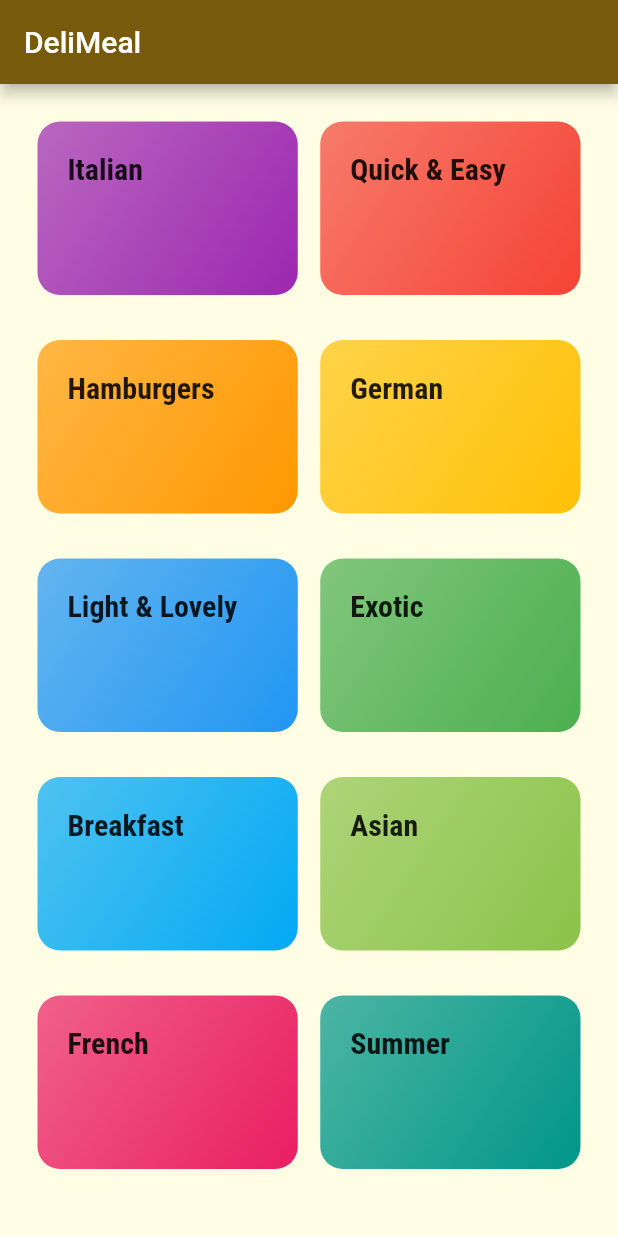
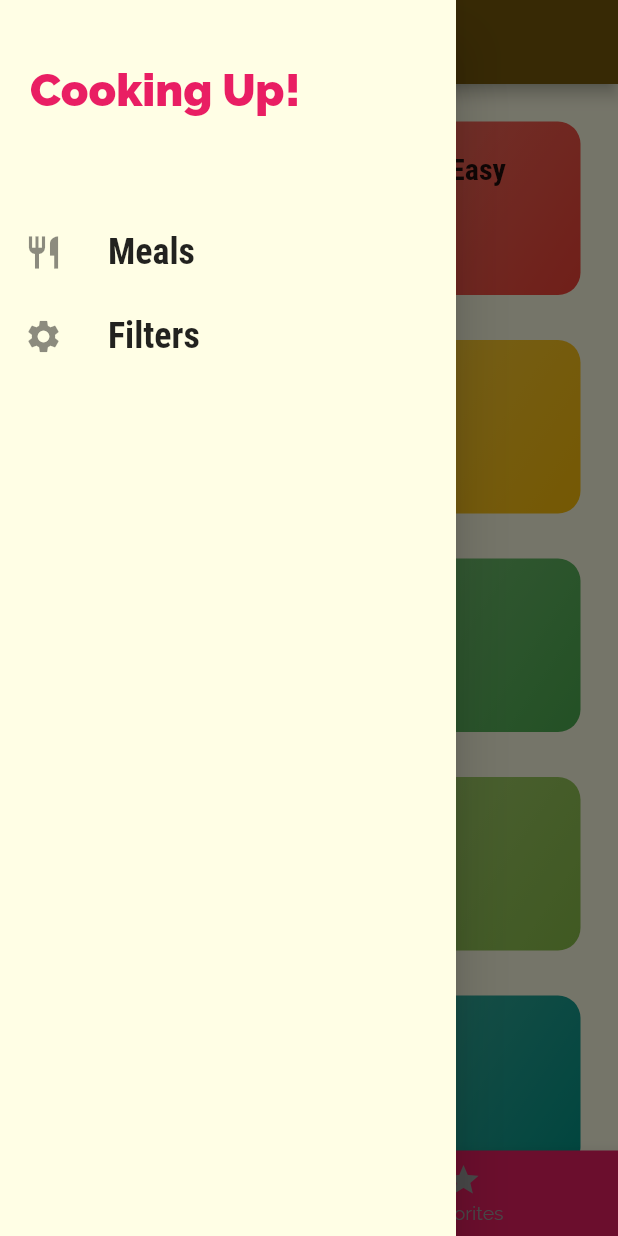
Before and after one commit to wcares/FlutterMealApp, a Flutter app: the screen it shows after launch, with the side drawer open (before the commit the screen has no drawer), on a phone screen of 412 x 824 dp. Run offline on Flutter 3.47's test engine with Material 2 defaults, Android fonts, the phone set to English and light mode, and no system bars.

Commit message:
Added more required Screens, minor fixes and finishing touch

```diff
--- a/lib/main.dart
+++ b/lib/main.dart
@@ -1,12 +1,73 @@
 import 'package:flutter/material.dart';
+import 'package:meal_app/dummy_data.dart';
+import 'package:meal_app/screens/filters_screen.dart';
 import './screens/categories_screen.dart';
 import './screens/category_meals_screen.dart';
 import './screens/meal_detail_screen.dart';
+import './screens/tabs_screen.dart';
+import './models/meal.dart';
 
 void main() => runApp(const MyApp());
 
-class MyApp extends StatelessWidget {
+class MyApp extends StatefulWidget {
   const MyApp({Key key}) : super(key: key);
+
+  @override
+  State<MyApp> createState() => _MyAppState();
+}
+
+class _MyAppState extends State<MyApp> {
+  Map<String, bool> _filters = {
+    "gluten": false,
+    "lactose": false,
+    "vegan": false,
+    "vegetarian": false,
+  };
+
+  List<Meal> _availableMeals = DUMMY_MEALS;
+  List<Meal> _favoriteMeals = [];
+
+  void _setFilters(Map<String, bool> filterData) {
+    setState(() {
+      _filters = filterData;
+
+      _availableMeals = DUMMY_MEALS.where((meal) {
+        if (_filters["gluten"] && !meal.isGlutenFree) {
+          return false;
+        }
+        if (_filters["lactose"] && !meal.isLactoseFree) {
+          return false;
+        }
+        if (_filters["vegan"] && !meal.isVegan) {
+          return false;
+        }
+        if (_filters["vegetarian"] && !meal.isVegetarian) {
+          return false;
+        }
+        return true;
+      }).toList();
+    });
+  }
+
+  void _toggleFavorite(String mealId) {
+    final existingIndex =
+        _favoriteMeals.indexWhere((meal) => meal.id == mealId);
+    if (existingIndex >= 0) {
+      setState(() {
+        _favoriteMeals.removeAt(existingIndex);
+      });
+    } else {
+      setState(() {
+        _favoriteMeals.add(
+          DUMMY_MEALS.firstWhere((meal) => meal.id == mealId),
+        );
+      });
+    }
+  }
+
+  bool _isMealFavorite(String id) {
+    return _favoriteMeals.any((meal) => meal.id == id);
+  }
 
   @override
   Widget build(BuildContext context) {
@@ -33,9 +94,26 @@ class MyApp extends StatelessWidget {
       // home: CategoriesScreen(),
       initialRoute: '/', // default is '/'
       routes: {
-        '/': (ctx) => const CategoriesScreen(),
-        CategoryMealsScreen.routeName: (ctx) => const CategoryMealsScreen(),
-        MealDetailScreen.routeName: (ctx) => const MealDetailScreen(),
+        '/': (ctx) => TabsScreen(_favoriteMeals),
+        CategoryMealsScreen.routeName: (ctx) =>
+            CategoryMealsScreen(_availableMeals),
+        MealDetailScreen.routeName: (ctx) =>
+            MealDetailScreen(_toggleFavorite, _isMealFavorite),
+        FilterScreen.routeName: (ctx) => FilterScreen(_filters, _setFilters),
+      },
+      // onGenerateRoute: (settings) {
+      //   print(settings.arguments);
+      //   // if (settings.name == '/meal-detal') {
+      //   //   return ....
+      //   // } else if (settings.name == '/something-else') {
+      //   //   return ...
+      //   // }
+      //   // return MaterialPageRoute(
+      //   //   builder: (ctx) => const CategoriesScreen(),
+      //   // );
+      // },
+      onUnknownRoute: (settings) {
+        return MaterialPageRoute(builder: (ctx) => const CategoriesScreen());
       },
     );
   }
--- a/lib/screens/categories_screen.dart
+++ b/lib/screens/categories_screen.dart
@@ -8,11 +8,7 @@ class CategoriesScreen extends StatelessWidget {
 
   @override
   Widget build(BuildContext context) {
-    return Scaffold(
-      appBar: AppBar(
-        title: const Text("DeliMeal"),
-      ),
-      body: GridView(
+    return GridView(
       padding: const EdgeInsets.all(25),
       gridDelegate: const SliverGridDelegateWithMaxCrossAxisExtent(
         maxCrossAxisExtent: 200,
@@ -29,7 +25,6 @@ class CategoriesScreen extends StatelessWidget {
             ),
           )
           .toList(),
-      ),
     );
   }
 }
--- /dev/null
+++ b/lib/screens/tabs_screen.dart
@@ -0,0 +1,72 @@
+import 'package:flutter/material.dart';
+import 'package:meal_app/screens/categories_screen.dart';
+import 'package:meal_app/screens/favorites_screen.dart';
+import 'package:meal_app/widgets/main_drawer.dart';
+import '../models/meal.dart';
+
+class TabsScreen extends StatefulWidget {
+  const TabsScreen(this.favoriteMeals, {Key key}) : super(key: key);
+  final List<Meal> favoriteMeals;
+
+  @override
+  State<TabsScreen> createState() => _TabsScreenState();
+}
+
+class _TabsScreenState extends State<TabsScreen> {
+  List<Map<String, Object>> _pages;
+  int _selectedPageIndex = 0;
+
+  @override
+  void initState() {
+    super.initState();
+    _pages = [
+      {
+        "page": const CategoriesScreen(),
+        "title": "Categories",
+      },
+      {
+        "page": FavoriteScreen(widget.favoriteMeals),
+        "title": "Your Favourites",
+      },
+    ];
+  }
+
+  void _selectPage(int index) {
+    setState(() {
+      _selectedPageIndex = index;
+    });
+  }
+
+  @override
+  Widget build(BuildContext context) {
+    return Scaffold(
+      appBar: AppBar(
+        title: Text(_pages[_selectedPageIndex]["title"]),
+      ),
+      drawer: const MainDrawer(),
+      body: _pages[_selectedPageIndex]['page'],
+      bottomNavigationBar: BottomNavigationBar(
+        onTap: _selectPage,
+        backgroundColor: Theme.of(context).primaryColor,
+        selectedItemColor: Colors.yellow,
+        unselectedItemColor: Colors.grey,
+        currentIndex: _selectedPageIndex,
+        selectedFontSize: 15,
+        unselectedFontSize: 13,
+        // type: BottomNavigationBarType.shifting,
+        items: const [
+          BottomNavigationBarItem(
+            // backgroundColor: Colors.pink,
+            icon: Icon(Icons.category),
+            label: "Categories",
+          ),
+          BottomNavigationBarItem(
+            // backgroundColor: Colors.pink,
+            icon: Icon(Icons.star),
+            label: "Favorites",
+          ),
+        ],
+      ),
+    );
+  }
+}
--- a/lib/widgets/category_item.dart
+++ b/lib/widgets/category_item.dart
@@ -27,10 +27,6 @@ class CategoryItem extends StatelessWidget {
       borderRadius: BorderRadius.circular(15),
       child: Container(
         padding: const EdgeInsets.all(20),
-        child: Text(
-          title,
-          style: Theme.of(context).textTheme.titleMedium,
-        ),
         decoration: BoxDecoration(
           gradient: LinearGradient(
             colors: [
@@ -42,6 +38,10 @@ class CategoryItem extends StatelessWidget {
           ),
           borderRadius: BorderRadius.circular(15),
         ),
+        child: Text(
+          title,
+          style: Theme.of(context).textTheme.titleMedium,
+        ),
       ),
     );
   }
--- /dev/null
+++ b/lib/widgets/main_drawer.dart
@@ -0,0 +1,67 @@
+import 'package:flutter/material.dart';
+import 'package:meal_app/screens/filters_screen.dart';
+
+class MainDrawer extends StatelessWidget {
+  const MainDrawer({Key key}) : super(key: key);
+
+  Widget buildListTile(String title, IconData icon, Function tapHandler) {
+    return ListTile(
+      leading: Icon(
+        icon,
+        size: 26,
+      ),
+      title: Text(
+        title,
+        style: const TextStyle(
+          fontFamily: "RobotoCondensed",
+          fontSize: 24,
+          fontWeight: FontWeight.bold,
+        ),
+      ),
+      onTap: tapHandler,
+    );
+  }
+
+  @override
+  Widget build(BuildContext context) {
+    return Drawer(
+      child: Column(
+        children: <Widget>[
+          Container(
+            height: 120,
+            width: double.infinity,
+            padding: const EdgeInsets.all(20),
+            alignment: Alignment.centerLeft,
+            color: Theme.of(context).canvasColor,
+            child: Text(
+              'Cooking Up!',
+              style: TextStyle(
+                fontWeight: FontWeight.w900,
+                fontSize: 30,
+                color: Theme.of(context).primaryColor,
+              ),
+            ),
+          ),
+          const SizedBox(
+            height: 20,
+          ),
+          buildListTile(
+            "Meals",
+            Icons.restaurant,
+            () {
+              Navigator.of(context).pushReplacementNamed("/");
+            },
+          ),
+          buildListTile(
+            "Filters",
+            Icons.settings,
+            () {
+              Navigator.of(context)
+                  .pushReplacementNamed(FilterScreen.routeName);
+            },
+          ),
+        ],
+      ),
+    );
+  }
+}
```
Also changed, not shown: lib/screens/category_meals_screen.dart (+45 -21 lines), lib/screens/favorites_screen.dart (added, +31 -0 lines), lib/screens/filters_screen.dart (added, +125 -0 lines), lib/screens/meal_detail_screen.dart (+87 -4 lines), lib/widgets/meal_item.dart (+8 -2 lines). Lines whose indentation alone changed are shown as unchanged.
